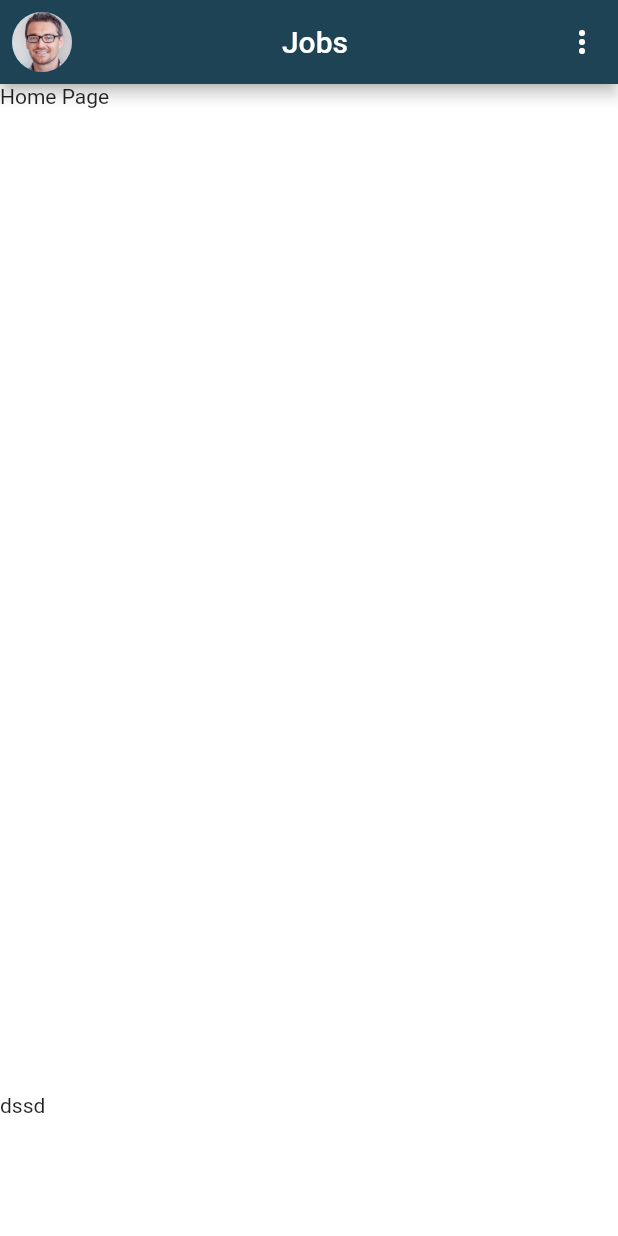
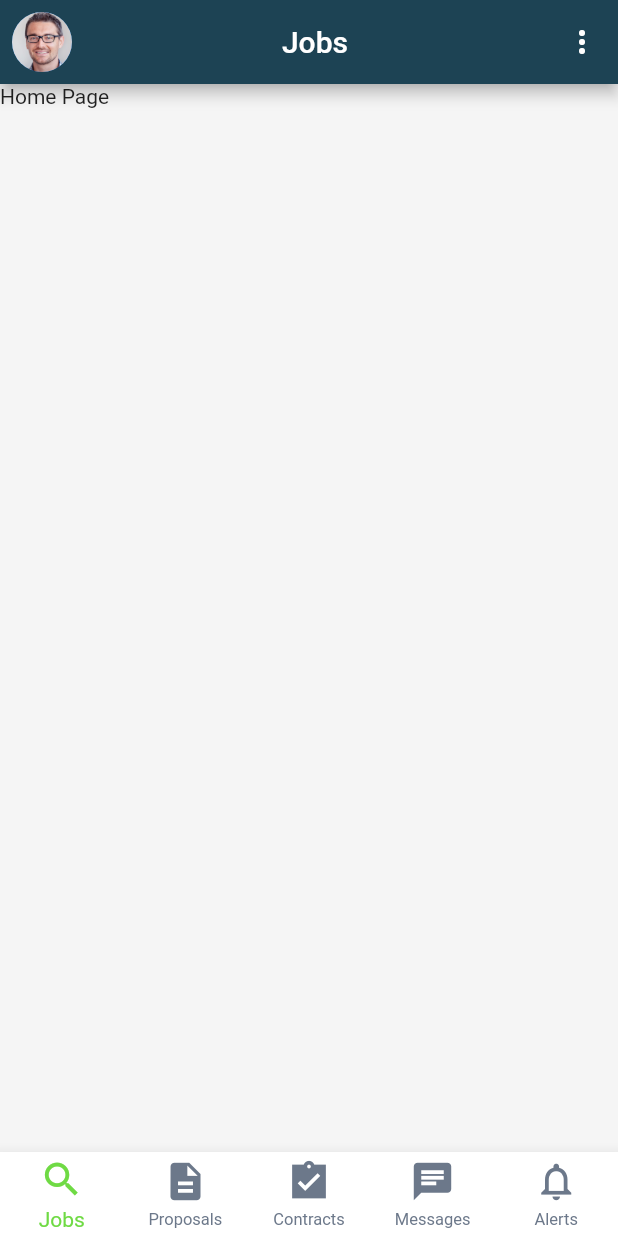
Before and after one commit to AhmedGamalSaiid/UpworkFlutter, a Flutter app: the HomePage screen opened directly, on a phone screen of 412 x 824 dp. Run offline on Flutter 3.47's test engine with Material 2 defaults, Android fonts, the phone set to English and light mode, and no system bars; drawn by our look-alikes of custom_navigation_bar; our stand-ins replace email_validator, flutter_svg.

Commit message:
Bottom nav bar

```diff
--- a/lib/View/Pages/BeforeLoginPages/Password.dart
+++ b/lib/View/Pages/BeforeLoginPages/Password.dart
@@ -1,5 +1,6 @@
 import 'package:flutter/material.dart';
 import 'package:flutter_svg/flutter_svg.dart';
+import 'package:upwork/View/Pages/TalentPages/HomePage.dart';
 import 'package:upwork/View/components/Shared/BackGround.dart';
 import 'package:upwork/View/components/Shared/Roundedinput.dart';
 import 'package:upwork/View/components/beforeLogin/Loginbtn.dart';
@@ -15,22 +16,19 @@ class _PasswordPageState extends State<PasswordPage> {
   Widget build(BuildContext context) {
     Size size = MediaQuery.of(context).size;
     return Scaffold(
-
-      body:
-      Background(
+        body: Background(
       child: SingleChildScrollView(
         child: Column(
           mainAxisAlignment: MainAxisAlignment.center,
-          children:  <Widget>[
+          children: <Widget>[
             SvgPicture.asset(
-              "assets/svg/upwork.svg",
+              "assets/svg/login.svg",
               height: size.height * 0.12,
             ),
             SizedBox(height: size.height * 0.03),
             Text(
               "Welcome",
               style: TextStyle(fontWeight: FontWeight.bold, fontSize: 25),
-
             ),
             SizedBox(height: size.height * 0.03),
             Text(
@@ -50,12 +48,13 @@ class _PasswordPageState extends State<PasswordPage> {
               textColor: Colors.white,
               borderColor: Color(0x00000000),
               press: () {
-                Navigator.push(
-                  context,
-                  MaterialPageRoute(builder: (context) {
-                    return PasswordPage();
-                  }),
+                Navigator.push(context, MaterialPageRoute(
+                  builder: (context) {
+                  return HomePage();
+                }
+              )
             );
+
               },
             ),
             SizedBox(height: 10),
@@ -63,25 +62,24 @@ class _PasswordPageState extends State<PasswordPage> {
               mainAxisAlignment: MainAxisAlignment.spaceAround,
               children: [
                 InkWell(
-              child: new Text('Forget password ?',style: TextStyle(color: bgUpwork,fontWeight: FontWeight.bold),),
-              onTap: () =>{   }
+                    child: new Text(
+                      'Forget password ?',
+                      style: TextStyle(
+                          color: bgUpwork, fontWeight: FontWeight.bold),
                     ),
+                    onTap: () => {}),
                 InkWell(
-              child: new Text('Not you?',style: TextStyle(color: bgUpwork,fontWeight: FontWeight.bold),),
-              onTap: () =>{   }
+                    child: new Text(
+                      'Not you?',
+                      style: TextStyle(
+                          color: bgUpwork, fontWeight: FontWeight.bold),
                     ),
-
-
+                    onTap: () => {}),
               ],
             )
-
-
-
-
           ],
-        ),),
-
-      )
-    );
+        ),
+      ),
+    ));
   }
 }
--- a/lib/View/Pages/TalentPages/HomePage.dart
+++ b/lib/View/Pages/TalentPages/HomePage.dart
@@ -1,6 +1,8 @@
+import 'package:custom_navigation_bar/custom_navigation_bar.dart';
 import 'package:flutter/material.dart';
 import 'package:upwork/View/components/Shared/CustomDrawer.dart';
 import 'package:upwork/View/components/Shared/CustomMenuButton.dart';
+import 'package:upwork/constanse.dart';
 
 class HomePage extends StatefulWidget {
   @override
@@ -8,9 +10,11 @@ class HomePage extends StatefulWidget {
 }
 
 class _HomePageState extends State<HomePage> {
+  int _currentIndex = 0;
   @override
   Widget build(BuildContext context) {
     return Scaffold(
+        backgroundColor: Colors.grey[100],
       drawer: CustomDrawer(),
       appBar: AppBar(
         leading: Builder(
@@ -33,14 +37,86 @@ class _HomePageState extends State<HomePage> {
         ],
       ),
       body: Column(
+
         children: [
           Text("Home Page"),
         ],
       ),
-      bottomNavigationBar: Container(
-        height: 95,
-        child: Text("dssd"),
-      ),
+      bottomNavigationBar: _buildOriginDesign(),
+    );
+  }
+
+  Widget _buildOriginDesign() {
+    return CustomNavigationBar(
+      iconSize: 30.0,
+      selectedColor: bgUpwork,
+      strokeColor: Colors.white,
+      unSelectedColor: Color(0xff6c788a),
+      backgroundColor: Colors.white,
+      items: [
+        CustomNavigationBarItem(
+          icon: Icon(Icons.search),
+          title: Text(
+            "Jobs",
+            style: TextStyle(color: Color(0xff6c788a),fontSize: 12),
+          ),
+          selectedTitle: Text(
+            "Jobs",
+            style: TextStyle(color: bgUpwork,fontSize: 14),
+          ),
+        ),
+        CustomNavigationBarItem(
+          icon: Icon(Icons.description),
+          title: Text(
+            "Proposals",
+            style: TextStyle(color: Color(0xff6c788a),fontSize: 11),
+          ),
+          selectedTitle: Text(
+            "Proposals",
+            style: TextStyle(color: bgUpwork,fontSize: 13),
+
+          ),
+        ),
+        CustomNavigationBarItem(
+          icon: Icon(Icons.assignment_turned_in_sharp),
+          title: Text(
+            "Contracts",
+            style: TextStyle(color: Color(0xff6c788a),fontSize: 11),
+          ),
+          selectedTitle: Text(
+            "Contracts",
+            style: TextStyle(color: bgUpwork,fontSize: 13),
+          ),
+        ),
+        CustomNavigationBarItem(
+          icon: Icon(Icons.chat),
+          title: Text(
+            "Messages",
+            style: TextStyle(color: Color(0xff6c788a),fontSize: 11),
+          ),
+          selectedTitle: Text(
+            "Messages",
+            style: TextStyle(color: bgUpwork,fontSize: 13),
+          ),
+        ),
+        CustomNavigationBarItem(
+          icon: Icon(Icons.notifications_outlined),
+          title: Text(
+            "Alerts",
+            style: TextStyle(color: Color(0xff6c788a),fontSize: 11),
+          ),
+          selectedTitle: Text(
+            "Jobs",
+            style: TextStyle(color: bgUpwork,fontSize: 13),
+          ),
+        ),
+      ],
+      currentIndex: _currentIndex,
+      onTap: (index) {
+        setState(() {
+          _currentIndex = index;
+        });
+      },
     );
   }
 }
--- /dev/null
+++ b/lib/View/Pages/TalentPages/custom_nav_bar_item.dart
@@ -0,0 +1,47 @@
+import 'package:flutter/material.dart';
+
+class CustomNavigationBarItem {
+  /// Create a Custom Navigationbar Item.
+  ///
+  /// the [selectedIcon] must not be null.
+  CustomNavigationBarItem(
+      {
+      this.icon,
+      Widget selectedIcon,
+      this.title,
+      Text selectedTitle,
+      this.badgeCount = 0,
+      this.showBadge = false})
+      : selectedIcon = selectedIcon ?? icon,
+        selectedTitle = selectedTitle ?? title;
+
+  ///
+  /// The icon of the item
+  /// Typically the icon is an [Icon].
+  ///
+
+  final Widget icon;
+
+  /// An alternative icon displayed when this bottom navigation item is
+  /// selected.
+  ///
+  /// If this icon is not provided, the bottom navigation bar will display
+  /// [icon] in either state.
+  final Widget selectedIcon;
+
+  ///
+  /// Item title under icon
+  ///
+  final Widget title;
+
+  ///
+  /// Item selected title under icon
+  ///
+  final Widget selectedTitle;
+
+  /// Notification badge count
+  final int badgeCount;
+
+  /// hide or show badge
+  final bool showBadge;
+}
--- a/pubspec.yaml
+++ b/pubspec.yaml
@@ -28,6 +28,9 @@ dependencies:
   cupertino_icons: ^1.0.2
   flutter_svg: ^0.19.1
   email_validator: ^2.0.1
+  custom_navigation_bar: ^0.8.1
+
+
 
 dev_dependencies:
   flutter_test:
```
Also changed, not shown: pubspec.lock. Lines whose indentation alone changed are shown as unchanged.
